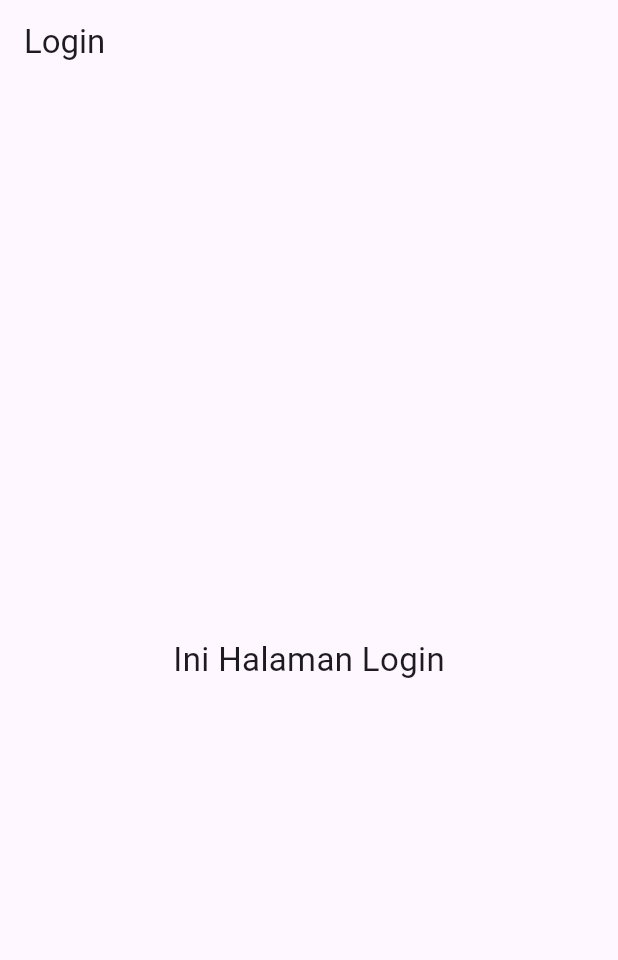
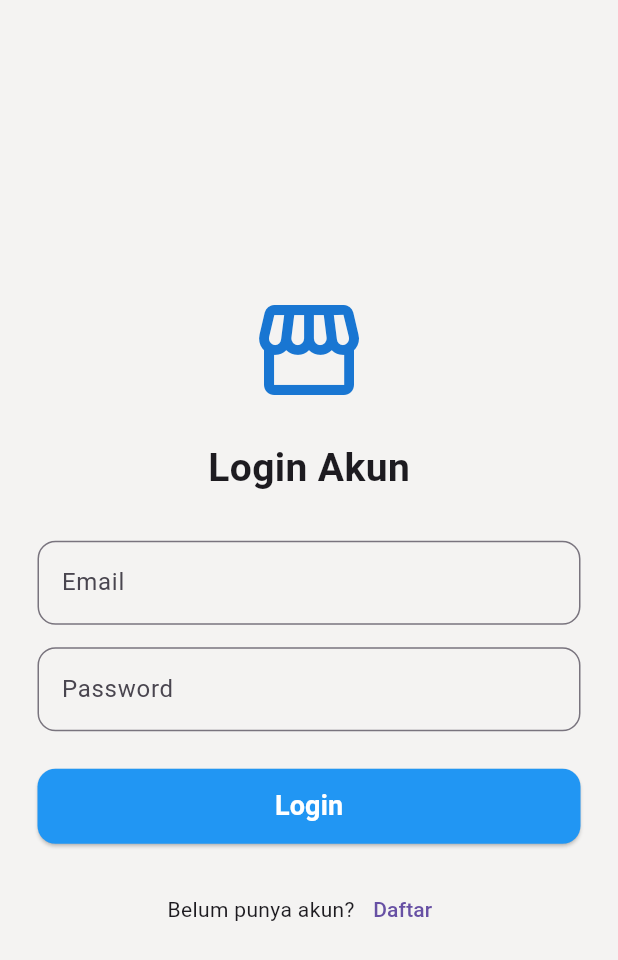
Before and after one commit to fitri-ws/aplikasi_toko, a Flutter app: the screen it shows after launch, on a phone screen of 412 x 824 dp. Shown: the top 960 px of the screen. Run offline on Flutter 3.47's test engine with Material 3 defaults, Android fonts, the phone set to English and light mode, and no system bars.

Commit message:
deskripsi perubahan

```diff
--- a/lib/login.dart
+++ b/lib/login.dart
@@ -1,13 +1,138 @@
 import 'package:flutter/material.dart';
 
-class Login extends StatelessWidget {
+// Halaman Login menggunakan StatefulWidget agar bisa mengubah state seperti loading
+class Login extends StatefulWidget {
   const Login({super.key});
+
+  @override
+  State<Login> createState() => _LoginPageState();
+}
+
+class _LoginPageState extends State<Login> {
+  // Controller untuk mengambil inputan email dan password
+  final TextEditingController emailController = TextEditingController();
+  final TextEditingController passwordController = TextEditingController();
+
+  bool isLoading = false; // untuk menampilkan loading ketika login ditekan
+
+  // Fungsi login palsu (simulasi)
+  void login() async {
+    setState(() {
+      isLoading = true; // tampilkan loading
+    });
+
+    await Future.delayed(const Duration(seconds: 1)); // simulasi prosess login
+
+    setState(() {
+      isLoading = false; // hilangkan loading
+    });
+
+    // Validasi sederhana, jika input tidak kosong → masuk ke Home
+    if (emailController.text.isNotEmpty && passwordController.text.isNotEmpty) {
+      Navigator.pushReplacementNamed(context, '/home');
+    } else {
+      // Jika input kosong → tampilkan snackbar
+      ScaffoldMessenger.of(context).showSnackBar(
+        const SnackBar(content: Text("Email dan password tidak boleh kosong")),
+      );
+    }
+  }
+
   @override
   Widget build(BuildContext context) {
     return Scaffold(
-      appBar: AppBar(title: const Text('Login')),
-      body: const Center(
-        child: Text('Ini Halaman Login', style: TextStyle(fontSize: 22)),
+      backgroundColor: const Color.fromARGB(255, 244, 243, 242),
+
+      // Semua isi halaman ditengah
+      body: Center(
+        child: SingleChildScrollView(
+          padding: const EdgeInsets.symmetric(horizontal: 25),
+
+          child: Column(
+            crossAxisAlignment: CrossAxisAlignment.center,
+            children: [
+              // =================== LOGO TOKO ====================
+              Icon(Icons.storefront, size: 80, color: Colors.blue.shade700),
+              const SizedBox(height: 20),
+
+              // =================== JUDUL ====================
+              const Text(
+                "Login Akun",
+                style: TextStyle(fontSize: 26, fontWeight: FontWeight.bold),
+              ),
+              const SizedBox(height: 30),
+
+              // =================== INPUT EMAIL ====================
+              TextField(
+                controller: emailController,
+                decoration: InputDecoration(
+                  labelText: "Email",
+                  border: OutlineInputBorder(
+                    borderRadius: BorderRadius.circular(12),
+                  ),
+                ),
+              ),
+              const SizedBox(height: 15),
+
+              // =================== INPUT PASSWORD ====================
+              TextField(
+                controller: passwordController,
+                obscureText: true, // password disembunyikan
+                decoration: InputDecoration(
+                  labelText: "Password",
+                  border: OutlineInputBorder(
+                    borderRadius: BorderRadius.circular(12),
+                  ),
+                ),
+              ),
+              const SizedBox(height: 25),
+
+              // =================== TOMBOL LOGIN ====================
+              SizedBox(
+                width: double.infinity,
+                height: 50,
+
+                child: ElevatedButton(
+                  onPressed: isLoading ? null : login, // nonaktif saat loading
+                  style: ElevatedButton.styleFrom(
+                    backgroundColor: Colors.blue,
+                    shape: RoundedRectangleBorder(
+                      borderRadius: BorderRadius.circular(12),
+                    ),
+                  ),
+
+                  // Animasi loading atau teks login
+                  child: isLoading
+                      ? const CircularProgressIndicator(color: Colors.white)
+                      : const Text(
+                          "Login",
+                          style: TextStyle(
+                            color: Colors.white,
+                            fontSize: 18,
+                            fontWeight: FontWeight.bold,
+                          ),
+                        ),
+                ),
+              ),
+
+              const SizedBox(height: 20),
+
+              // =================== LINK KE REGISTER ====================
+              Row(
+                mainAxisAlignment: MainAxisAlignment.center,
+                children: [
+                  const Text("Belum punya akun?"),
+                  TextButton(
+                    onPressed: () {
+                      Navigator.pushNamed(context, '/register');
+                    },
+                    child: const Text("Daftar"),
+                  ),
+                ],
+              ),
+            ],
+          ),
+        ),
       ),
     );
   }
```
Also changed, not shown: 1 other file.
